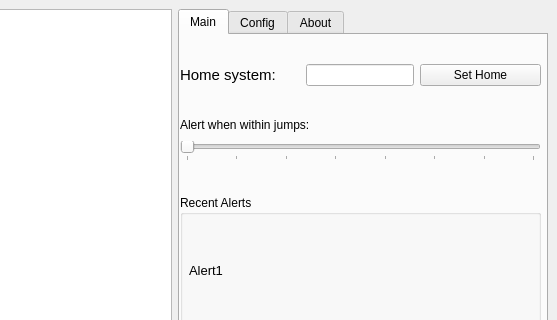
The window that intelpy/gui/mainwindow.ui (Riftr/intelpy) describes before a commit, drawn with Qt 5; both pictures show x 203 to 760 and y 0 to 320 of the 760 by 850 pixel window.
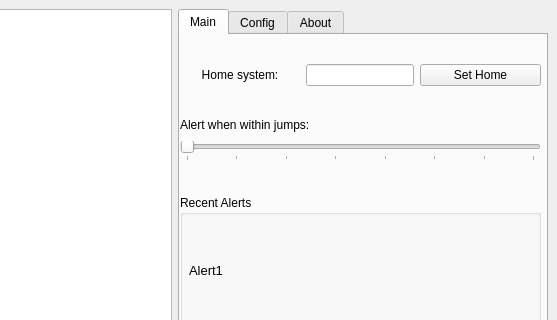
The same window after the commit. Icons and pictures are not drawn.

Commit message: Centered text on label and removed font size hardcoding

```diff
--- a/intelpy/gui/mainwindow.ui
+++ b/intelpy/gui/mainwindow.ui
@@ -137,14 +137,12 @@
                  <height>16777215</height>
                 </size>
                </property>
-               <property name="font">
-                <font>
-                 <pointsize>11</pointsize>
-                </font>
-               </property>
                <property name="text">
                 <string>Home system:</string>
                </property>
+               <property name="alignment">
+                <set>Qt::AlignCenter</set>
+               </property>
               </widget>
              </item>
              <item row="0" column="1">
```
The commit also changes 2 other files.
